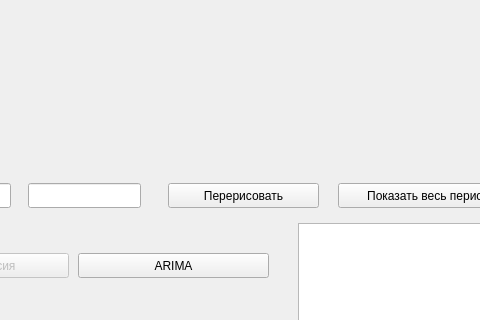
lunaplush/crypto, file base.ui: the form before one commit; both pictures show x 502 to 982 and y 426 to 746 of the 1154 by 871 pixel window.
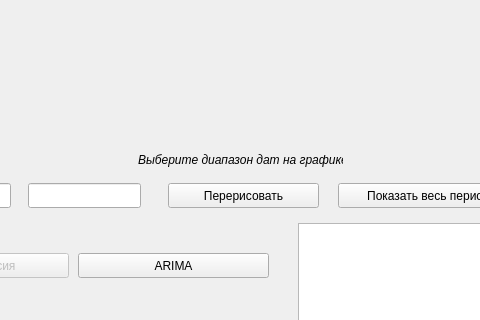
The form after the commit.

Commit message: fix: select date range

The edit to the form file:
```diff
--- a/base.ui
+++ b/base.ui
@@ -149,6 +149,19 @@
      </rect>
     </property>
    </widget>
+   <widget class="QLabel" name="label">
+    <property name="geometry">
+     <rect>
+      <x>640</x>
+      <y>560</y>
+      <width>205</width>
+      <height>15</height>
+     </rect>
+    </property>
+    <property name="text">
+     <string>&lt;span style=&quot;font-size:9pt; font-style:italic;&quot;&gt;Выберите диапазон дат на графике&lt;/span&gt;</string>
+    </property>
+   </widget>
   </widget>
   <widget class="QMenuBar" name="menubar">
    <property name="geometry">
```
The commit also changes 2 other files.
